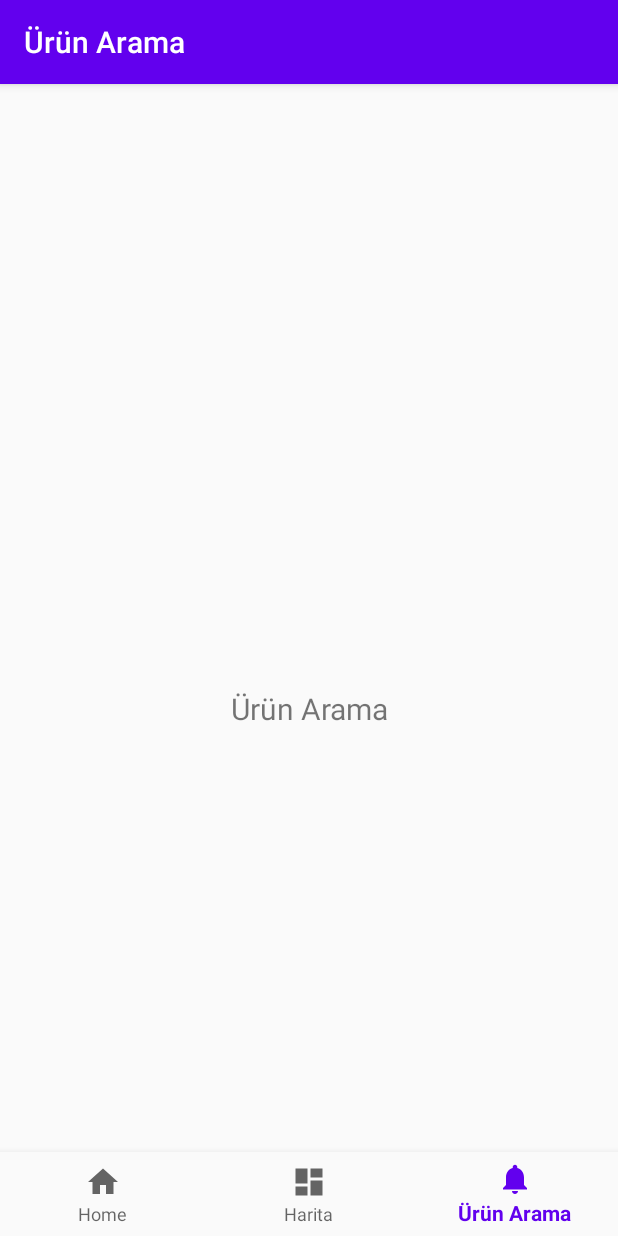
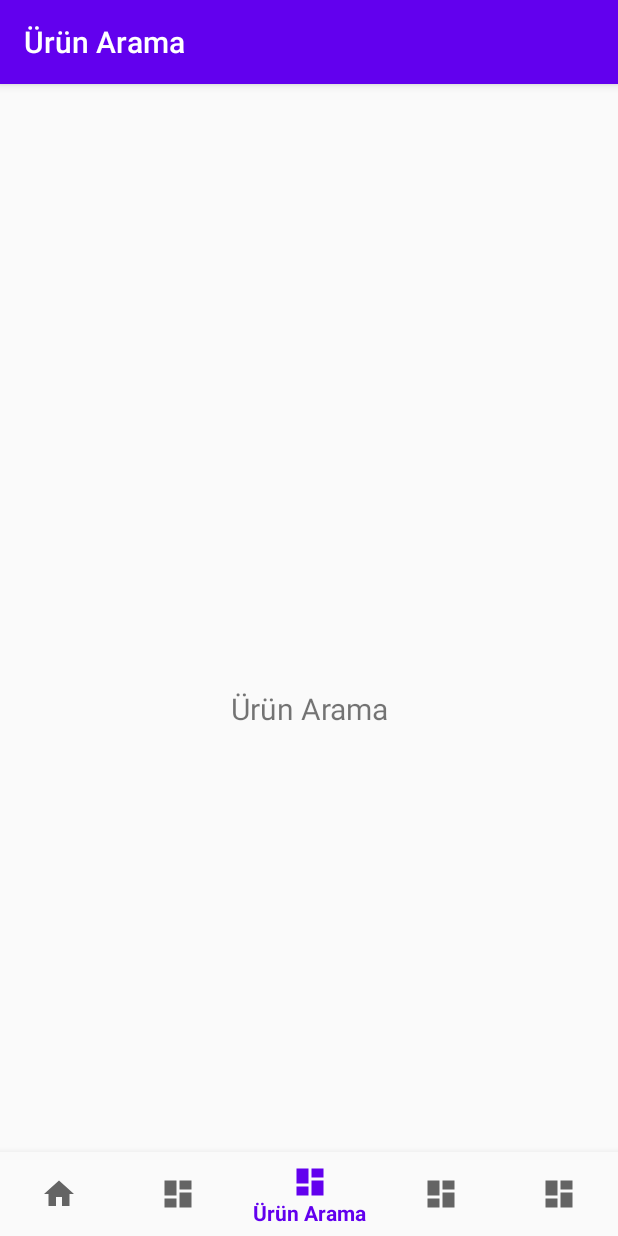
Before and after one commit to mbdemirkan/marna, an Android app: the SearchFragment screen opened through its navigation route, on a phone screen of 412 x 824 dp. Run offline under Robolectric (Android 15) with nearby library versions, the phone set to English and light mode, and no system bars; our stand-ins replace navigation-ui.

Commit message:
tabs added

```diff
--- a/app/build.gradle
+++ b/app/build.gradle
@@ -32,6 +32,7 @@ dependencies {
     implementation 'androidx.navigation:navigation-fragment:2.2.2'
     implementation 'androidx.navigation:navigation-ui:2.2.2'
     implementation 'androidx.lifecycle:lifecycle-extensions:2.2.0'
+    implementation 'androidx.legacy:legacy-support-v4:1.0.0'
     testImplementation 'junit:junit:4.12'
     androidTestImplementation 'androidx.test.ext:junit:1.1.1'
     androidTestImplementation 'androidx.test.espresso:espresso-core:3.2.0'
--- a/app/src/main/java/com/softtech/marna/MainActivity.java
+++ b/app/src/main/java/com/softtech/marna/MainActivity.java
@@ -20,11 +20,10 @@ public class MainActivity extends AppCompatActivity {
         // Passing each menu ID as a set of Ids because each
         // menu should be considered as top level destinations.
         AppBarConfiguration appBarConfiguration = new AppBarConfiguration.Builder(
-                R.id.navigation_home, R.id.navigation_map, R.id.navigation_search)
+                R.id.navigation_home, R.id.navigation_map, R.id.navigation_search, R.id.navigation_category, R.id.navigation_profile)
                 .build();
         NavController navController = Navigation.findNavController(this, R.id.nav_host_fragment);
         NavigationUI.setupActionBarWithNavController(this, navController, appBarConfiguration);
         NavigationUI.setupWithNavController(navView, navController);
     }
-
 }
--- a/app/src/main/java/com/softtech/marna/ui/notifications/SearchFragment.java
+++ b/app/src/main/java/com/softtech/marna/ui/search/SearchFragment.java
@@ -1,4 +1,4 @@
-package com.softtech.marna.ui.notifications;
+package com.softtech.marna.ui.search;
 
 import android.os.Bundle;
 import android.view.LayoutInflater;
--- a/app/src/main/java/com/softtech/marna/ui/notifications/SearchViewModel.java
+++ b/app/src/main/java/com/softtech/marna/ui/search/SearchViewModel.java
@@ -1,4 +1,4 @@
-package com.softtech.marna.ui.notifications;
+package com.softtech.marna.ui.search;
 
 import androidx.lifecycle.LiveData;
 import androidx.lifecycle.MutableLiveData;
--- a/app/src/main/res/layout/fragment_search.xml
+++ b/app/src/main/res/layout/fragment_search.xml
@@ -4,7 +4,7 @@
     xmlns:tools="http://schemas.android.com/tools"
     android:layout_width="match_parent"
     android:layout_height="match_parent"
-    tools:context=".ui.notifications.SearchFragment">
+    tools:context=".ui.search.SearchFragment">
 
     <TextView
         android:id="@+id/text_notifications"
--- a/app/src/main/res/menu/bottom_nav_menu.xml
+++ b/app/src/main/res/menu/bottom_nav_menu.xml
@@ -13,7 +13,16 @@
 
     <item
         android:id="@+id/navigation_search"
-        android:icon="@drawable/ic_notifications_black_24dp"
+        android:icon="@drawable/ic_dashboard_black_24dp"
         android:title="@string/title_search" />
+    <item
+        android:id="@+id/navigation_category"
+        android:icon="@drawable/ic_dashboard_black_24dp"
+        android:title="@string/title_category" />
+
+    <item
+        android:id="@+id/navigation_profile"
+        android:icon="@drawable/ic_dashboard_black_24dp"
+        android:title="@string/title_profile" />
 
 </menu>
--- a/app/src/main/res/navigation/mobile_navigation.xml
+++ b/app/src/main/res/navigation/mobile_navigation.xml
@@ -19,7 +19,20 @@
 
     <fragment
         android:id="@+id/navigation_search"
-        android:name="com.softtech.marna.ui.notifications.SearchFragment"
+        android:name="com.softtech.marna.ui.search.SearchFragment"
         android:label="@string/title_search"
         tools:layout="@layout/fragment_search" />
+
+    <fragment
+        android:id="@+id/navigation_category"
+        android:name="com.softtech.marna.ui.category.CategoryFragment"
+        android:label="@string/title_category"
+        tools:layout="@layout/fragment_category" />
+
+    <fragment
+        android:id="@+id/navigation_profile"
+        android:name="com.softtech.marna.ui.profile.ProfileFragment"
+        android:label="@string/title_profile"
+        tools:layout="@layout/fragment_profile" />
+
 </navigation>
--- a/app/src/main/res/values/strings.xml
+++ b/app/src/main/res/values/strings.xml
@@ -3,4 +3,6 @@
     <string name="title_home">Home</string>
     <string name="title_map">Harita</string>
     <string name="title_search">Ürün Arama</string>
+    <string name="title_category">Kategori Arama</string>
+    <string name="title_profile">Kullanıcı Bilgilerim</string>
 </resources>
```
